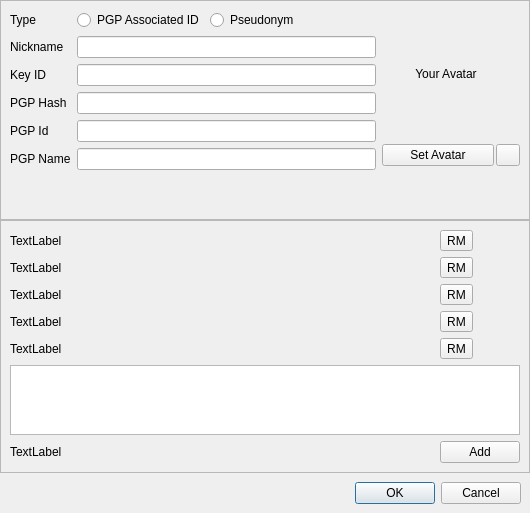
Old version of the form retroshare-gui/src/gui/Identity/IdEditDialog.ui in the repository RetroShare/RetroShare.
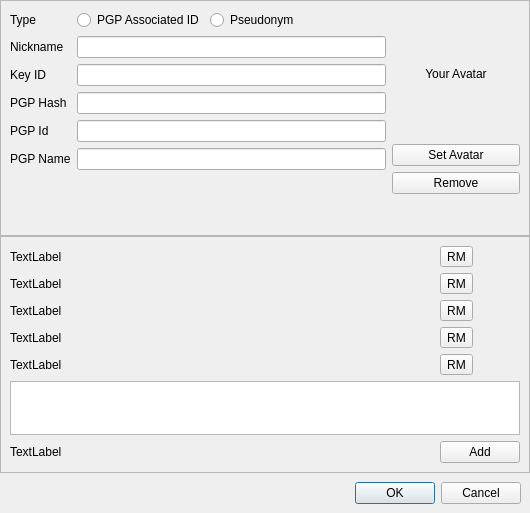
New version of the form. Icons and pictures are not drawn. Custom widgets are drawn as their Qt base class.

Commit message: Enabled to display extern gxs Avatars on ID Details Dialog Moved remove button under the add btn,for better look.

Patch:
```diff
--- a/retroshare-gui/src/gui/Identity/IdEditDialog.ui
+++ b/retroshare-gui/src/gui/Identity/IdEditDialog.ui
@@ -230,11 +230,6 @@
            </widget>
           </item>
           <item>
-           <layout class="QHBoxLayout" name="horizontalLayout_4">
-            <property name="spacing">
-             <number>2</number>
-            </property>
-            <item>
              <widget class="QPushButton" name="avatarButton">
               <property name="text">
                <string>Set Avatar</string>
@@ -243,26 +238,14 @@
             </item>
             <item>
              <widget class="QPushButton" name="removeButton">
-              <property name="maximumSize">
-               <size>
-                <width>24</width>
-                <height>16777215</height>
-               </size>
-              </property>
               <property name="toolTip">
                <string>Remove Avatar</string>
               </property>
               <property name="text">
-               <string/>
-              </property>
-              <property name="icon">
-               <iconset resource="../images.qrc">
-                <normaloff>:/images/delete.png</normaloff>:/images/delete.png</iconset>
+             <string>Remove</string>
               </property>
              </widget>
             </item>
-           </layout>
-          </item>
           <item>
            <spacer name="verticalSpacer_4">
             <property name="orientation">
@@ -270,7 +253,7 @@
             </property>
             <property name="sizeHint" stdset="0">
              <size>
-              <width>138</width>
+              <width>20</width>
               <height>40</height>
              </size>
             </property>
```
Left out of the diff: 4 changed lines with no effect on the pictures. Lines whose indentation alone changed are shown as unchanged. The commit also changes 1 other file.
